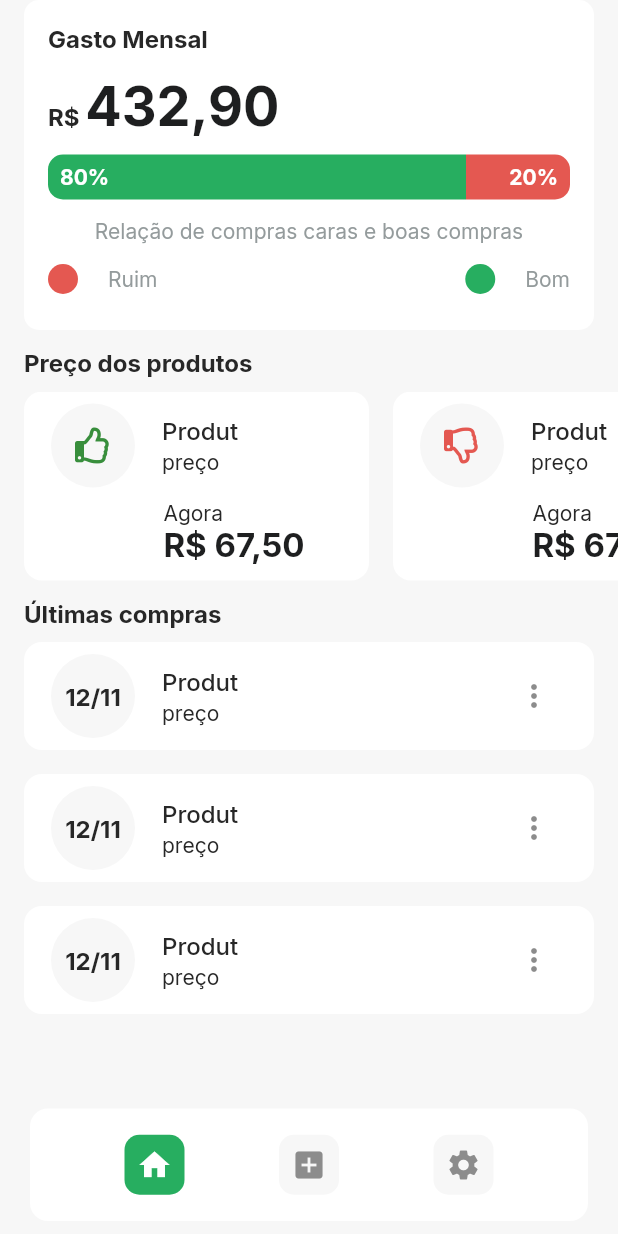
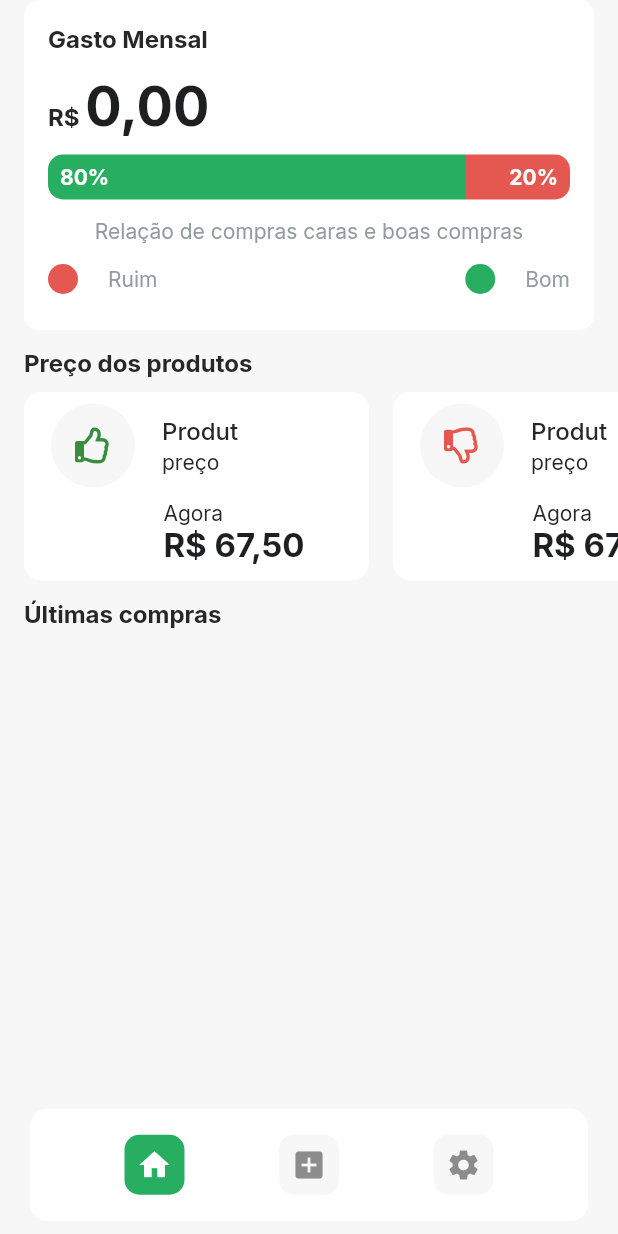
Before and after one commit to flaviopc/flutter_tacaro, a Flutter app: the screen it shows after launch, on a phone screen of 412 x 824 dp. Run offline on Flutter 3.47's test engine with Material 2 defaults, Android fonts, the phone set to English and light mode, and no system bars; our stand-ins replace flutter_multi_formatter, font_awesome_flutter, google_fonts, supabase, validators; accounts and stored records are empty.

Commit message:
recuperação dos dados no feed

```diff
--- a/lib/modules/bottom_sheet/bottom_sheet.dart
+++ b/lib/modules/bottom_sheet/bottom_sheet.dart
@@ -3,6 +3,7 @@ import 'package:flutter_multi_formatter/flutter_multi_formatter.dart';
 import 'package:flutter_multi_formatter/formatters/money_input_formatter.dart';
 import 'package:ta_caro/modules/bottom_sheet/bottom_sheet_controller.dart';
 import 'package:ta_caro/modules/bottom_sheet/repositories/order_repository_impl.dart';
+import 'package:ta_caro/shared/services/app_database.dart';
 import 'package:ta_caro/shared/services/supabase_database.dart';
 import 'package:ta_caro/shared/widgets/button/button.dart';
 import 'package:ta_caro/shared/widgets/input_text/input_text.dart';
@@ -20,7 +21,7 @@ class _AppBottomSheetState extends State<AppBottomSheet> {
   @override
   void initState() {
     controller = BottomSheetController(
-        repository: OrderRepositoryImpl(database: SupabaseDatabase()));
+        repository: OrderRepositoryImpl(database: AppDatabase.instance));
     controller.addListener(() {
       controller.appState
           .when(success: (_) => Navigator.pop(context), orElse: () {});
--- a/lib/modules/feed/feed_controller.dart
+++ b/lib/modules/feed/feed_controller.dart
@@ -1,11 +1,12 @@
 import 'package:flutter/cupertino.dart';
+import 'package:ta_caro/shared/models/order_model.dart';
 import 'package:ta_caro/shared/utils/app_state.dart';
 
 import 'repositories/feed_repository.dart';
 
 class FeedController extends ChangeNotifier {
   final IFeedRepository repository;
-  var appState = AppState.empty();
+  AppState appState = AppState.empty();
 
   FeedController({
     required this.repository,
@@ -16,12 +17,21 @@ class FeedController extends ChangeNotifier {
     notifyListeners();
   }
 
+  List<OrderModel> get orders =>
+      appState.when(success: (value) => value, orElse: () => []);
+
+  double get total {
+    var sum = 0.0;
+    for (var item in orders) sum += item.price;
+    return sum;
+  }
+
   Future<void> getData() async {
     try {
       update(AppState.loading());
       final response = await repository.getAll();
-
-      update(AppState.success<List<Map<String, dynamic>>>(response));
+      //print(response);
+      update(AppState.success<List<OrderModel>>(response));
     } catch (e) {
       update(AppState.error(e.toString()));
     }
--- a/lib/modules/feed/feed_page.dart
+++ b/lib/modules/feed/feed_page.dart
@@ -1,11 +1,29 @@
 import 'package:flutter/material.dart';
+import 'package:ta_caro/modules/feed/feed_controller.dart';
+import 'package:ta_caro/modules/feed/repositories/feed_repository_impl.dart';
+import 'package:ta_caro/shared/models/order_model.dart';
+import 'package:ta_caro/shared/services/app_database.dart';
 import 'package:ta_caro/shared/themes/app_theme.dart';
 import 'package:ta_caro/shared/widgets/cards/card_chart/card_chart.dart';
 import 'package:ta_caro/shared/widgets/cards/card_product/card_product.dart';
 import 'package:ta_caro/shared/widgets/list_tile/app_list_tile.dart';
 
-class FeedPage extends StatelessWidget {
+class FeedPage extends StatefulWidget {
   const FeedPage({Key? key}) : super(key: key);
+
+  @override
+  State<FeedPage> createState() => _FeedPageState();
+}
+
+class _FeedPageState extends State<FeedPage> {
+  late final FeedController controller;
+  @override
+  void initState() {
+    controller = FeedController(
+        repository: FeedRepositoryImpl(database: AppDatabase.instance));
+    controller.getData();
+    super.initState();
+  }
 
   @override
   Widget build(BuildContext context) {
@@ -13,7 +31,12 @@ class FeedPage extends StatelessWidget {
       top: true,
       bottom: false,
       child: SingleChildScrollView(
-        child: Column(
+        child: AnimatedBuilder(
+          animation: controller,
+          builder: (_, __) => controller.appState.when(
+            success: (value) {
+              final orders = value as List<OrderModel>;
+              return Column(
                 crossAxisAlignment: CrossAxisAlignment.start,
                 mainAxisAlignment: MainAxisAlignment.center,
                 children: [
@@ -23,7 +46,7 @@ class FeedPage extends StatelessWidget {
                       crossAxisAlignment: CrossAxisAlignment.start,
                       children: [
                         CardChart(
-                    value: 432.90,
+                          value: controller.total,
                           percent: 0.8,
                         ),
                         SizedBox(
@@ -59,9 +82,7 @@ class FeedPage extends StatelessWidget {
                         SizedBox(
                           height: 10,
                         ),
-                  AppListTile(),
-                  AppListTile(),
-                  AppListTile(),
+                        for (var item in orders) AppListTile(order: item),
                         SizedBox(
                           height: 80,
                         ),
@@ -69,6 +90,10 @@ class FeedPage extends StatelessWidget {
                     ),
                   )
                 ],
+              );
+            },
+            orElse: () => Container(),
+          ),
         ),
       ),
     );
--- a/lib/modules/feed/repositories/feed_repository.dart
+++ b/lib/modules/feed/repositories/feed_repository.dart
@@ -1,3 +1,5 @@
+import 'package:ta_caro/shared/models/order_model.dart';
+
 abstract class IFeedRepository {
-  Future<List<Map<String, dynamic>>> getAll();
+  Future<List<OrderModel>> getAll();
 }
--- a/lib/modules/feed/repositories/feed_repository_impl.dart
+++ b/lib/modules/feed/repositories/feed_repository_impl.dart
@@ -1,4 +1,5 @@
 import 'package:ta_caro/modules/feed/repositories/feed_repository.dart';
+import 'package:ta_caro/shared/models/order_model.dart';
 import 'package:ta_caro/shared/services/app_database.dart';
 
 class FeedRepositoryImpl implements IFeedRepository {
@@ -7,7 +8,8 @@ class FeedRepositoryImpl implements IFeedRepository {
     required this.database,
   });
   @override
-  Future<List<Map<String, dynamic>>> getAll() async {
-    return await database.getAll("orders");
+  Future<List<OrderModel>> getAll() async {
+    final response = await database.getAll("orders");
+    return response.map((e) => OrderModel.fromMap(e)).toList();
   }
 }
--- /dev/null
+++ b/lib/shared/models/order_model.dart
@@ -0,0 +1,72 @@
+import 'dart:convert';
+
+class OrderModel {
+  final String id;
+  final String created;
+  final String name;
+  final double price;
+  OrderModel({
+    required this.id,
+    required this.created,
+    required this.name,
+    required this.price,
+  });
+
+  OrderModel copyWith({
+    String? id,
+    String? created,
+    String? name,
+    double? price,
+  }) {
+    return OrderModel(
+      id: id ?? this.id,
+      created: created ?? this.created,
+      name: name ?? this.name,
+      price: price ?? this.price,
+    );
+  }
+
+  Map<String, dynamic> toMap() {
+    return {
+      'id': id,
+      'created': created,
+      'name': name,
+      'price': price,
+    };
+  }
+
+  factory OrderModel.fromMap(Map<String, dynamic> map) {
+    return OrderModel(
+      id: map['id'] ?? '',
+      created: map['created'] ?? '',
+      name: map['name'] ?? '',
+      price: map['price']?.toDouble() ?? 0.0,
+    );
+  }
+
+  String toJson() => json.encode(toMap());
+
+  factory OrderModel.fromJson(String source) =>
+      OrderModel.fromMap(json.decode(source));
+
+  @override
+  String toString() {
+    return 'OrderModel(id: $id, created: $created, name: $name, price: $price)';
+  }
+
+  @override
+  bool operator ==(Object other) {
+    if (identical(this, other)) return true;
+
+    return other is OrderModel &&
+        other.id == id &&
+        other.created == created &&
+        other.name == name &&
+        other.price == price;
+  }
+
+  @override
+  int get hashCode {
+    return id.hashCode ^ created.hashCode ^ name.hashCode ^ price.hashCode;
+  }
+}
--- a/lib/shared/services/supabase_database.dart
+++ b/lib/shared/services/supabase_database.dart
@@ -79,7 +79,9 @@ class SupabaseDatabase implements AppDatabase {
   Future<List<Map<String, dynamic>>> getAll(String table) async {
     final response = await client.from("orders").select().execute();
     if (response.error == null) {
-      return response.data;
+      return (response.data as List<dynamic>)
+          .map((e) => e as Map<String, dynamic>)
+          .toList();
     } else {
       throw Exception("Usuário não encotrado!");
     }
--- a/lib/shared/widgets/list_tile/app_list_tile.dart
+++ b/lib/shared/widgets/list_tile/app_list_tile.dart
@@ -1,9 +1,13 @@
 import 'package:flutter/material.dart';
+
+import 'package:ta_caro/shared/models/order_model.dart';
 import 'package:ta_caro/shared/themes/app_theme.dart';
 
 class AppListTile extends StatelessWidget {
+  final OrderModel order;
   const AppListTile({
     Key? key,
+    required this.order,
   }) : super(key: key);
 
   @override
@@ -20,16 +24,16 @@ class AppListTile extends StatelessWidget {
             backgroundColor: AppTheme.colors.background,
             radius: 30,
             child: Text(
-              "12/11",
+              order.created.substring(5).replaceAll("-", "/"),
               style: AppTheme.textStyles.label,
             ),
           ),
           title: Text(
-            "Produt",
+            order.name,
             style: AppTheme.textStyles.titleListTile,
           ),
           subtitle: Text(
-            "preço",
+            "R\$ ${order.price.toStringAsFixed(2)}",
             style: AppTheme.textStyles.subtitleListTile,
           ),
           trailing: PopupMenuButton(
```
Lines whose indentation alone changed are shown as unchanged.
